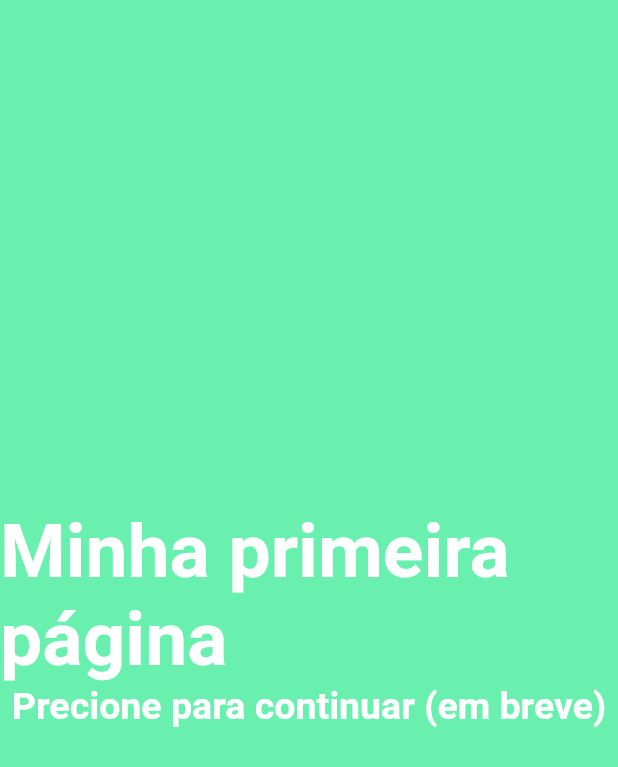
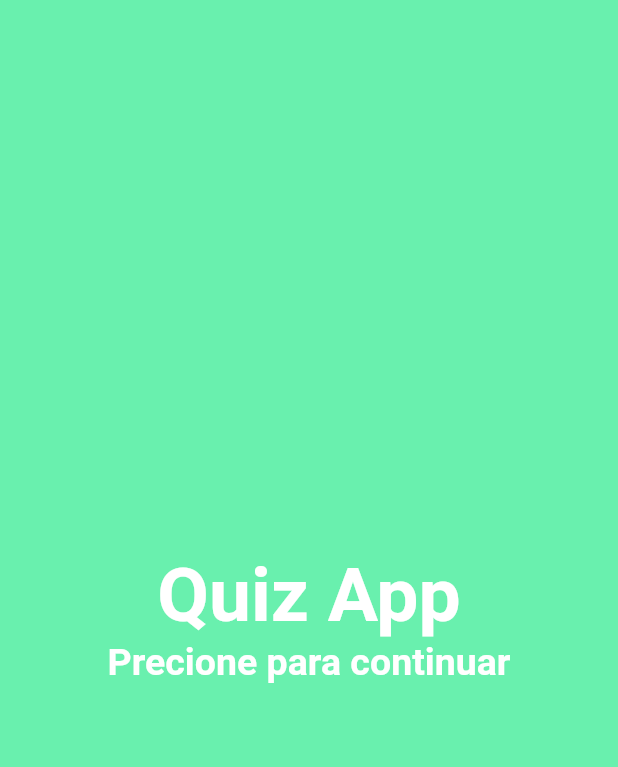
Before and after one commit to hjJunior/Quiz-app-in-flutter, a Flutter app: the screen it shows after launch, on a phone screen of 412 x 824 dp. Shown: the top 767 px of the screen. Run offline on Flutter 3.47's test engine with Material 2 defaults, Android fonts, the phone set to English and light mode, and no system bars.

Commit message:
Alterado textos da landing page

```diff
--- a/project/lib/pages/landing.dart
+++ b/project/lib/pages/landing.dart
@@ -8,12 +8,15 @@ class Landing extends StatelessWidget {
       color: Colors.greenAccent,
       child: new InkWell(
         onTap: () => Navigator.of(context).push(new MaterialPageRoute(builder: (BuildContext context) => new QuizPage())),
-        child: new Column(
-          mainAxisAlignment: MainAxisAlignment.center,
-          children: <Widget>[
-            new Text("Minha primeira página", style: new TextStyle(color: Colors.white, fontSize: 50.0, fontWeight: FontWeight.bold),),
-            new Text("Precione para continuar (em breve)", style: new TextStyle(color: Colors.white, fontSize: 25.0, fontWeight: FontWeight.bold),)
-          ],
+        child: new Container(
+          padding: new EdgeInsets.all(20.0),
+          child: new Column(
+            mainAxisAlignment: MainAxisAlignment.center,
+            children: <Widget>[
+              new Text("Quiz App", style: new TextStyle(color: Colors.white, fontSize: 50.0, fontWeight: FontWeight.bold),),
+              new Text("Precione para continuar", style: new TextStyle(color: Colors.white, fontSize: 25.0, fontWeight: FontWeight.bold),)
+            ],
+          )
         ),
       ),
     );
```
